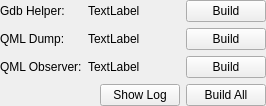
This is src/plugins/qt4projectmanager/debugginghelper.ui in qt-creator/qt-creator as Qt 5 draws it before an edit. The edited form follows.
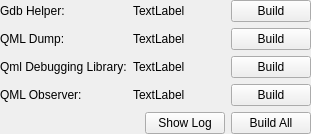
This is the edited form.

Commit message: QmlJSDebug: Move qmljsdebug into a static library

Diff of the .ui file:
```diff
--- a/src/plugins/qt4projectmanager/debugginghelper.ui
+++ b/src/plugins/qt4projectmanager/debugginghelper.ui
@@ -68,7 +68,7 @@
        </property>
       </spacer>
      </item>
-     <item row="2" column="0">
+     <item row="3" column="0">
       <widget class="QLabel" name="qmlObserverLabel">
        <property name="toolTip">
         <string>A modified version of qmlviewer with support for QML/JS debugging.</string>
@@ -78,14 +78,14 @@
        </property>
       </widget>
      </item>
-     <item row="2" column="1">
+     <item row="3" column="1">
       <widget class="QLabel" name="qmlObserverStatus">
        <property name="text">
         <string notr="true">TextLabel</string>
        </property>
       </widget>
      </item>
-     <item row="2" column="2">
+     <item row="3" column="2">
       <spacer name="horizontalSpacer_3">
        <property name="orientation">
         <enum>Qt::Horizontal</enum>
@@ -112,13 +112,47 @@
        </property>
       </widget>
      </item>
-     <item row="2" column="4">
+     <item row="3" column="4">
       <widget class="QPushButton" name="qmlObserverBuildButton">
        <property name="text">
         <string>Build</string>
        </property>
       </widget>
      </item>
+     <item row="2" column="0">
+      <widget class="QLabel" name="qmlDebuggingLibLabel">
+       <property name="text">
+        <string>Qml Debugging Library:</string>
+       </property>
+      </widget>
+     </item>
+     <item row="2" column="1">
+      <widget class="QLabel" name="qmlDebuggingLibStatus">
+       <property name="text">
+        <string>TextLabel</string>
+       </property>
+      </widget>
+     </item>
+     <item row="2" column="2">
+      <spacer name="horizontalSpacer_5">
+       <property name="orientation">
+        <enum>Qt::Horizontal</enum>
+       </property>
+       <property name="sizeHint" stdset="0">
+        <size>
+         <width>40</width>
+         <height>20</height>
+        </size>
+       </property>
+      </spacer>
+     </item>
+     <item row="2" column="4">
+      <widget class="QPushButton" name="qmlDebuggingLibBuildButton">
+       <property name="text">
+        <string>Build</string>
+       </property>
+      </widget>
+     </item>
     </layout>
    </item>
    <item>
```
The commit also changes 28 other files.
